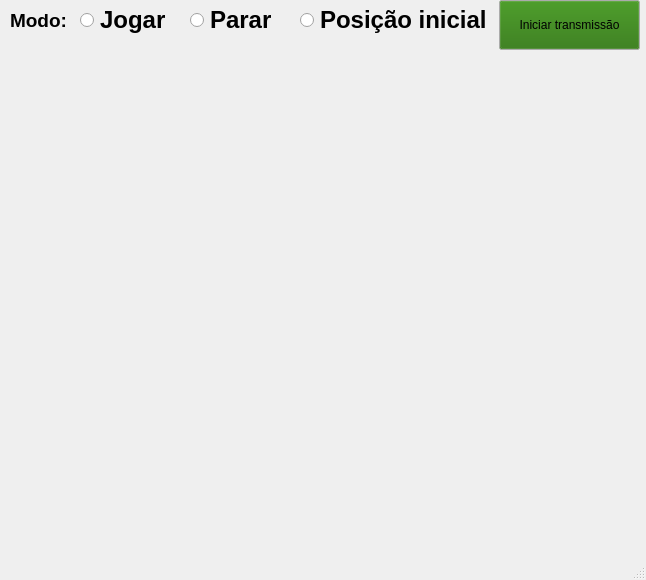
The window that interface/jogar.ui (Red-Dragons-UFSCar/red-visao) describes before a commit, drawn with Qt 5.
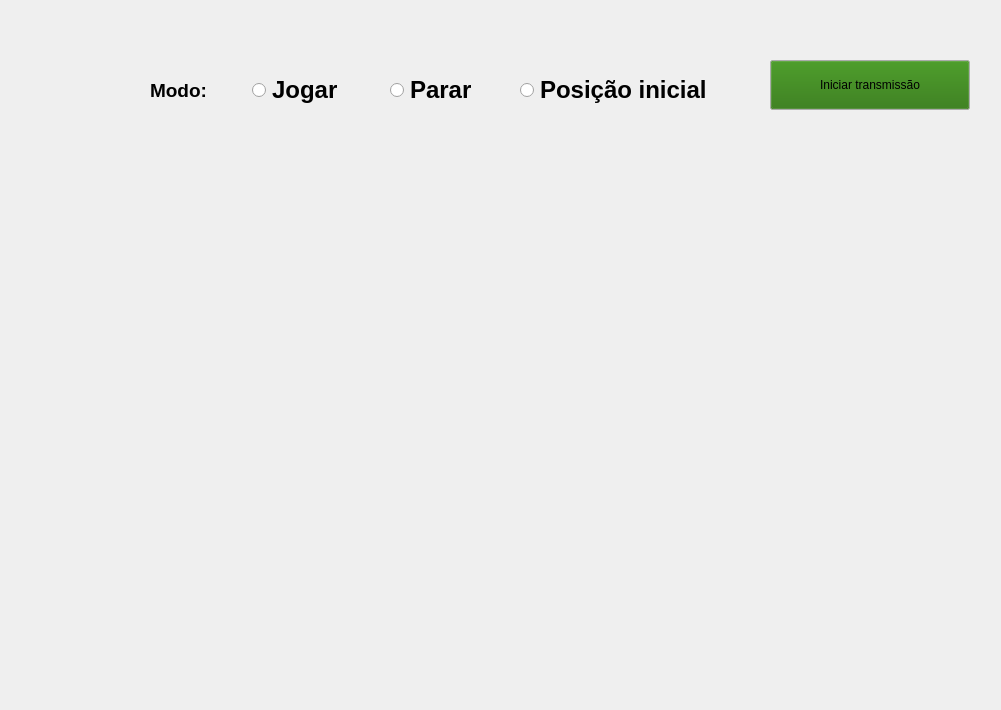
The same window after the commit.

The edit to the form file:
```diff
--- a/interface/jogar.ui
+++ b/interface/jogar.ui
@@ -1,38 +1,44 @@
 <?xml version="1.0" encoding="UTF-8"?>
 <ui version="4.0">
- <class>MainWindow</class>
- <widget class="QMainWindow" name="MainWindow">
+ <class>Form</class>
+ <widget class="QWidget" name="Form">
   <property name="geometry">
    <rect>
     <x>0</x>
     <y>0</y>
-    <width>646</width>
-    <height>580</height>
+    <width>1001</width>
+    <height>710</height>
    </rect>
   </property>
   <property name="windowTitle">
    <string>MainWindow</string>
   </property>
-  <widget class="QWidget" name="centralwidget">
-   <widget class="QLabel" name="QT_jogar">
+  <widget class="QLabel" name="label">
     <property name="geometry">
      <rect>
-      <x>0</x>
-      <y>60</y>
-      <width>640</width>
-      <height>480</height>
-     </rect>
-    </property>
+     <x>150</x>
+     <y>80</y>
+     <width>100</width>
+     <height>20</height>
+    </rect>
+   </property>
+   <property name="font">
+    <font>
+     <pointsize>14</pointsize>
+     <weight>75</weight>
+     <bold>true</bold>
+    </font>
+   </property>
     <property name="text">
-     <string/>
+    <string>Modo:</string>
     </property>
    </widget>
    <widget class="QRadioButton" name="rPosInicial">
     <property name="geometry">
      <rect>
-      <x>300</x>
-      <y>0</y>
-      <width>190</width>
+     <x>520</x>
+     <y>70</y>
+     <width>300</width>
       <height>40</height>
      </rect>
     </property>
@@ -50,15 +56,44 @@
      <string>Posição inicial</string>
     </property>
    </widget>
+  <widget class="QRadioButton" name="rJogar">
+   <property name="geometry">
+    <rect>
+     <x>252</x>
+     <y>70</y>
+     <width>100</width>
+     <height>40</height>
+    </rect>
+   </property>
+   <property name="sizePolicy">
+    <sizepolicy hsizetype="Fixed" vsizetype="Fixed">
+     <horstretch>0</horstretch>
+     <verstretch>0</verstretch>
+    </sizepolicy>
+   </property>
+   <property name="font">
+    <font>
+     <pointsize>18</pointsize>
+     <weight>75</weight>
+     <bold>true</bold>
+    </font>
+   </property>
+   <property name="layoutDirection">
+    <enum>Qt::LeftToRight</enum>
+   </property>
+   <property name="text">
+    <string>Jogar</string>
+   </property>
+  </widget>
    <widget class="QRadioButton" name="rParar">
     <property name="enabled">
      <bool>true</bool>
     </property>
     <property name="geometry">
      <rect>
-      <x>190</x>
-      <y>0</y>
-      <width>90</width>
+     <x>390</x>
+     <y>70</y>
+     <width>100</width>
       <height>40</height>
      </rect>
     </property>
@@ -85,41 +120,12 @@
      <string>Parar</string>
     </property>
    </widget>
-   <widget class="QRadioButton" name="rJogar">
-    <property name="geometry">
-     <rect>
-      <x>80</x>
-      <y>0</y>
-      <width>85</width>
-      <height>40</height>
-     </rect>
-    </property>
-    <property name="sizePolicy">
-     <sizepolicy hsizetype="Fixed" vsizetype="Fixed">
-      <horstretch>0</horstretch>
-      <verstretch>0</verstretch>
-     </sizepolicy>
-    </property>
-    <property name="font">
-     <font>
-      <pointsize>18</pointsize>
-      <weight>75</weight>
-      <bold>true</bold>
-     </font>
-    </property>
-    <property name="layoutDirection">
-     <enum>Qt::LeftToRight</enum>
-    </property>
-    <property name="text">
-     <string>Jogar</string>
-    </property>
-   </widget>
    <widget class="QPushButton" name="btJogar">
     <property name="geometry">
      <rect>
-      <x>499</x>
-      <y>0</y>
-      <width>141</width>
+     <x>770</x>
+     <y>60</y>
+     <width>200</width>
       <height>50</height>
      </rect>
     </property>
@@ -164,38 +170,19 @@
      <string>Iniciar transmissão</string>
     </property>
    </widget>
-   <widget class="QLabel" name="label">
+  <widget class="QLabel" name="QT_jogar">
     <property name="geometry">
      <rect>
-      <x>10</x>
-      <y>10</y>
-      <width>57</width>
-      <height>20</height>
-     </rect>
-    </property>
-    <property name="font">
-     <font>
-      <pointsize>14</pointsize>
-      <weight>75</weight>
-      <bold>true</bold>
-     </font>
-    </property>
+     <x>220</x>
+     <y>130</y>
+     <width>640</width>
+     <height>480</height>
+    </rect>
+   </property>
     <property name="text">
-     <string>Modo:</string>
-    </property>
-   </widget>
-  </widget>
-  <widget class="QMenuBar" name="menubar">
-   <property name="geometry">
-    <rect>
-     <x>0</x>
-     <y>0</y>
-     <width>646</width>
-     <height>28</height>
-    </rect>
-   </property>
-  </widget>
-  <widget class="QStatusBar" name="statusbar"/>
+    <string/>
+   </property>
+  </widget>
  </widget>
  <resources/>
  <connections/>
```
Left out of the diff: 2 changed lines with no effect on the pictures. Lines whose indentation alone changed are shown as unchanged.
